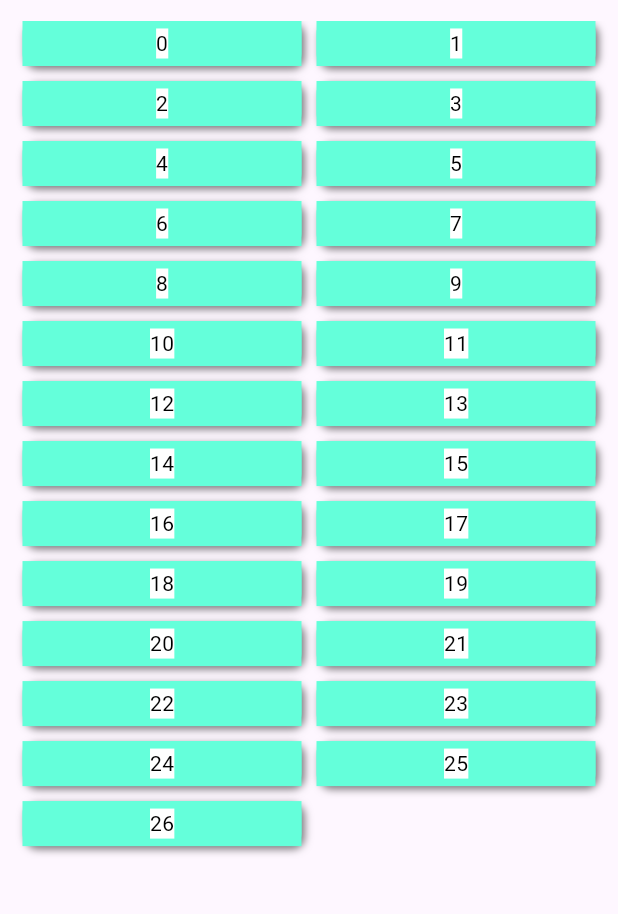
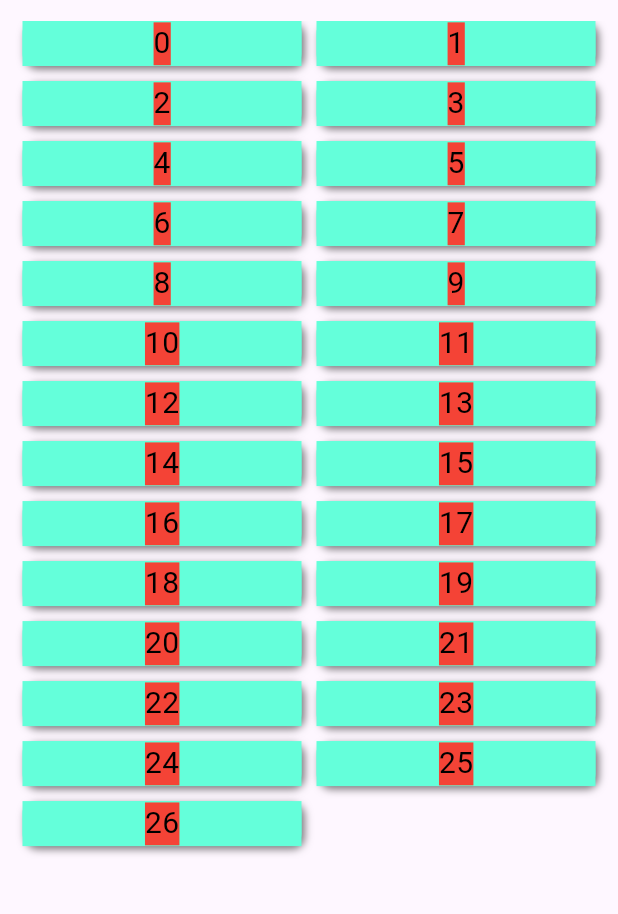
Before and after one commit to yaodonghai/flutter_project_demo, a Flutter app: the gridViewPage screen opened directly, on a phone screen of 412 x 824 dp, the part 63-977 px from its top. Run offline on Flutter 3.47's test engine with Material 3 defaults, Android fonts, the phone set to English and light mode, and no system bars.

Commit message:
修改 颜色

```diff
--- a/lib/page/gridView_page.dart
+++ b/lib/page/gridView_page.dart
@@ -97,7 +97,7 @@ class _InfiniteGridViewState extends State<InfiniteGridView> {
       child: Container(
         alignment: Alignment.center,
         color: Colors.tealAccent,
-        child: Text("$index",style: TextStyle(color: Colors.black,backgroundColor: Colors.white),),
+        child: Text("$index",style: TextStyle(color: Colors.black,backgroundColor: Colors.red,fontSize: 20),),
       )
     );
   }
```
